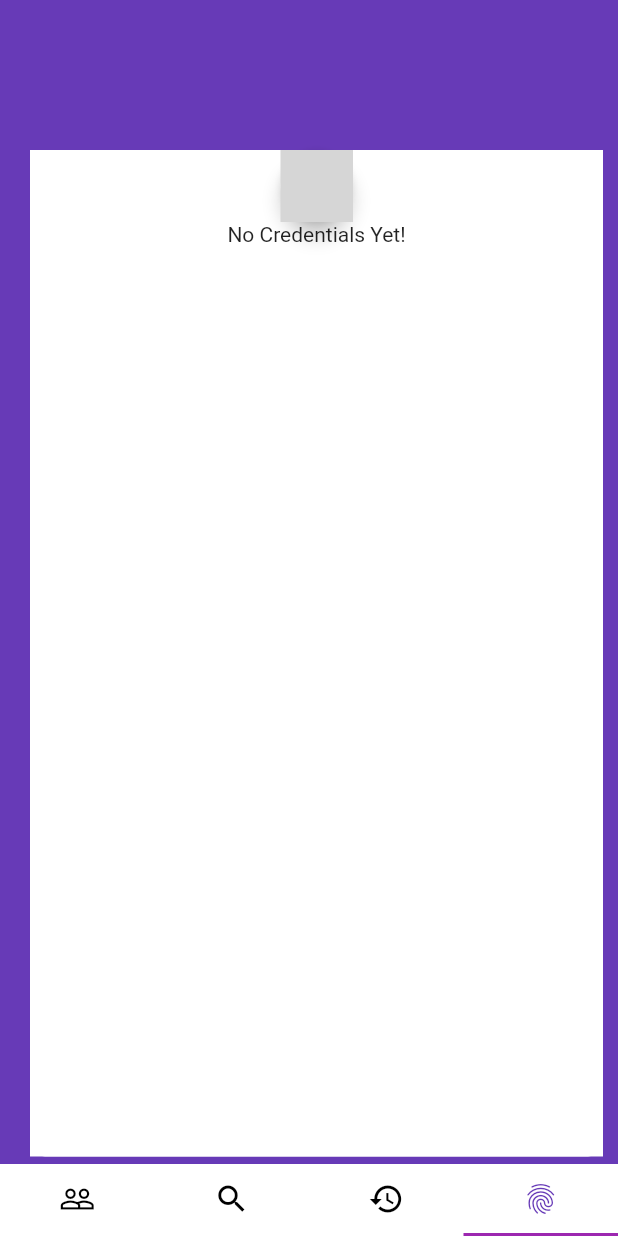
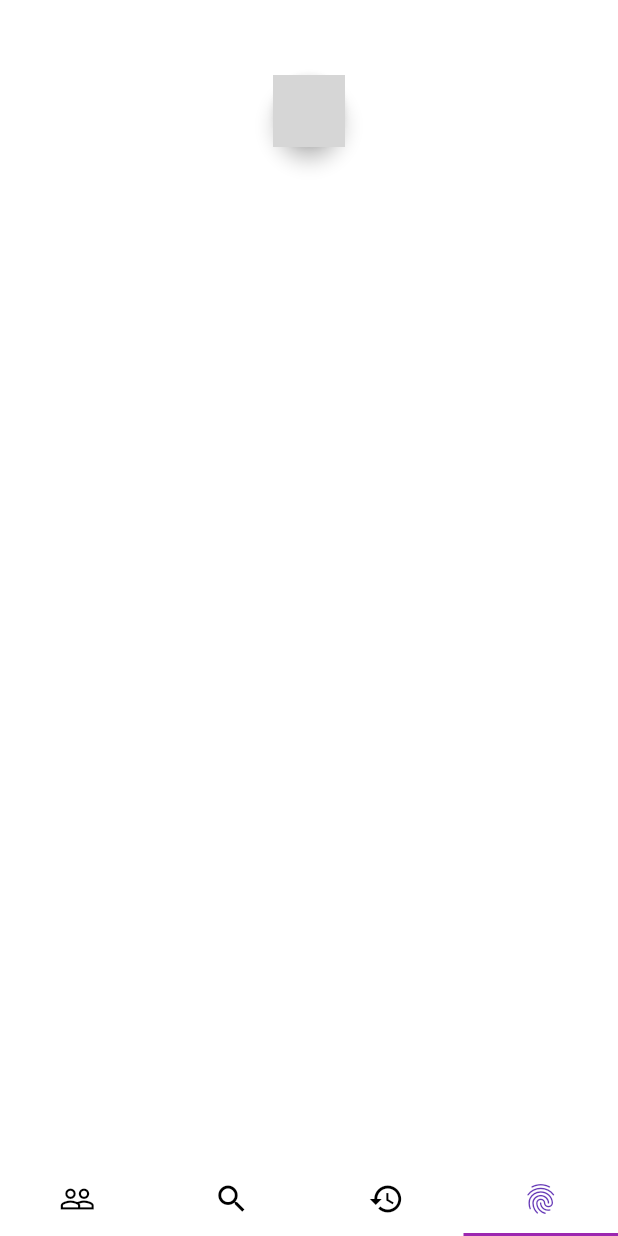
Before and after one commit to shlemph/Saturn-Flutter, a Flutter app: the HomePage screen opened directly, item 4 of the bottom bar chosen, on a phone screen of 412 x 824 dp. Run offline on Flutter 3.47's test engine with Material 2 defaults, Android fonts, the phone set to English and light mode, and no system bars; drawn by our look-alikes of cached_network_image; our stand-ins replace flutter_secure_storage; missing offline and left inert: async_loader, flutter_sodium; accounts and stored records are empty; network calls fail; statements that could not run were skipped; grey boxes are pictures that could not be loaded.

Commit message:
UI changes

```diff
--- a/lib/screens/Page4.dart
+++ b/lib/screens/Page4.dart
@@ -4,11 +4,9 @@ import 'package:cached_network_image/cached_network_image.dart';
 class Four extends StatelessWidget {
   @override
   Widget build(BuildContext context) {
-    return new Container(
-      color: Colors.deepPurple,
-      child: new Center(
+    return new Center(
       child: Padding(
-          padding: const EdgeInsets.fromLTRB(20.0, 100.0, 10.0, 5.0),
+        padding: const EdgeInsets.fromLTRB(10.0, 50.0, 10.0, 10.0),
         child: new Material(
           borderRadius: new BorderRadius.circular(10.0),
           child: new Container(
@@ -27,10 +25,7 @@ class Four extends StatelessWidget {
                     ),
                   ),
                 ]),
-                  new Center(
-                    child: new Text('No Credentials Yet!'))
               ],
-              ),
             ),
           ),
         ),
--- a/lib/screens/ProfileForm.dart
+++ b/lib/screens/ProfileForm.dart
@@ -1,7 +1,8 @@
 import 'package:flutter/material.dart';
 import 'package:stellaris/Homepage.dart';
+import 'package:flutter_secure_storage/flutter_secure_storage.dart';
 class ProfileForm extends StatelessWidget {
-
+  final storage = new FlutterSecureStorage();
   @override
   Widget build(BuildContext context) {
     return new Scaffold(
@@ -51,6 +52,7 @@ class ProfileForm extends StatelessWidget {
               new IconButton(
                 icon: new Icon(Icons.check_circle),
                 onPressed: () {
+                  storage.write(key: 'name', value: 'Aidan');
                   Navigator.push(context,
                   new MaterialPageRoute(builder: (context) => HomePage()),
                   );
```
Also changed, not shown: lib/screens/Page1.dart (+17 -11 lines), pubspec.lock. Lines whose indentation alone changed are shown as unchanged.
